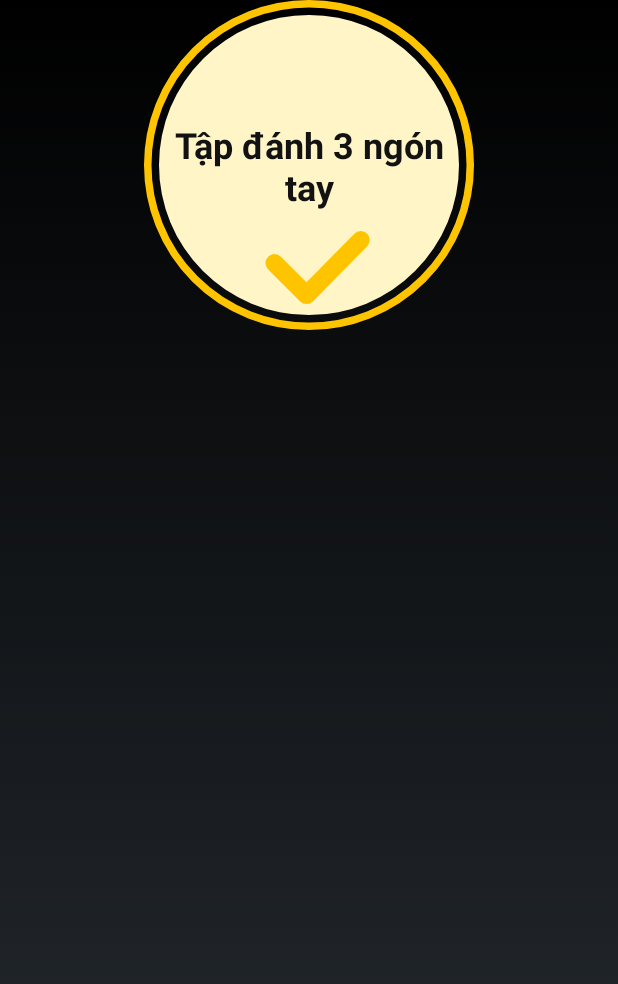
After one commit to VyNguyenXuan/PianoTutorial, an Android app: the layout item_course_detail.xml on its own in the app's theme, with its tools: preview values and no code run, on a phone screen of 412 x 824 dp. The commit adds this screen. Shown: the top 984 px of the screen. Run offline under Robolectric (Android 15) with nearby library versions, the phone set to English and light mode, and no system bars.

Commit message:
Update courseDetail

```diff
--- /dev/null
+++ b/app/src/main/res/drawable/vector_yellow_tick.xml
@@ -0,0 +1,13 @@
+<vector xmlns:android="http://schemas.android.com/apk/res/android"
+    android:width="80dp"
+    android:height="60dp"
+    android:viewportWidth="80"
+    android:viewportHeight="60">
+  <path
+      android:pathData="M11,27.344L32.371,48.714L68.5,12"
+      android:strokeLineJoin="round"
+      android:strokeWidth="12"
+      android:fillColor="#00000000"
+      android:strokeColor="#FFC400"
+      android:strokeLineCap="round"/>
+</vector>
--- a/app/src/main/res/layout/activity_playscreen.xml
+++ b/app/src/main/res/layout/activity_playscreen.xml
@@ -86,6 +86,7 @@
                     android:layout_height="wrap_content">
 
                 </androidx.constraintlayout.widget.ConstraintLayout>
+
                 <androidx.constraintlayout.widget.ConstraintLayout
                     android:id="@+id/speed1_layout"
                     android:layout_width="60dp"
@@ -210,9 +211,9 @@
             android:layout_height="40dp"
             android:layout_marginStart="16dp"
             android:layout_marginTop="12dp"
-            android:visibility="gone"
             android:background="@drawable/vector_icon_button"
             android:onClick="@{eventHandler.onPlayIconClick}"
+            android:visibility="gone"
             app:layout_constraintStart_toStartOf="parent"
             app:layout_constraintTop_toTopOf="parent">
 
@@ -231,12 +232,13 @@
         </androidx.constraintlayout.widget.ConstraintLayout>
 
         <androidx.constraintlayout.widget.ConstraintLayout
-            android:layout_marginStart="16dp"
             android:id="@+id/menu_icon"
             android:layout_width="40dp"
             android:layout_height="40dp"
+            android:layout_marginStart="16dp"
             android:layout_marginTop="12dp"
             android:background="@drawable/vector_icon_button"
+            android:onClick="@{eventHandler::navigateToCourseDetail}"
             app:layout_constraintStart_toEndOf="@id/play_icon"
             app:layout_constraintTop_toTopOf="parent">
 
--- /dev/null
+++ b/app/src/main/res/layout/item_course_detail.xml
@@ -0,0 +1,44 @@
+<?xml version="1.0" encoding="utf-8"?>
+<layout xmlns:android="http://schemas.android.com/apk/res/android"
+    xmlns:app="http://schemas.android.com/apk/res-auto">
+
+    <androidx.constraintlayout.widget.ConstraintLayout
+        android:layout_width="match_parent"
+        android:layout_height="wrap_content">
+
+        <androidx.constraintlayout.widget.ConstraintLayout
+            android:layout_width="220dp"
+            android:layout_height="220dp"
+            android:background="@drawable/vector_circle"
+            app:layout_constraintBottom_toBottomOf="parent"
+            app:layout_constraintEnd_toEndOf="parent"
+            app:layout_constraintStart_toStartOf="parent"
+            app:layout_constraintTop_toTopOf="parent">
+
+            <TextView
+                android:layout_width="wrap_content"
+                android:layout_height="wrap_content"
+                android:paddingHorizontal="16dp"
+                android:text="Tập đánh 3 ngón tay"
+                android:textAlignment="center"
+                android:textColor="@color/blackGrey"
+                android:textSize="24sp"
+                android:textStyle="bold"
+                app:layout_constraintBottom_toBottomOf="parent"
+                app:layout_constraintEnd_toEndOf="parent"
+                app:layout_constraintStart_toStartOf="parent"
+                app:layout_constraintTop_toTopOf="parent" />
+
+            <View
+                android:id="@+id/view2"
+                android:layout_width="80dp"
+                android:layout_height="60dp"
+                android:layout_marginStart="12dp"
+                android:layout_marginBottom="12dp"
+                android:background="@drawable/vector_yellow_tick"
+                app:layout_constraintBottom_toBottomOf="parent"
+                app:layout_constraintEnd_toEndOf="parent"
+                app:layout_constraintStart_toStartOf="parent" />
+        </androidx.constraintlayout.widget.ConstraintLayout>
+    </androidx.constraintlayout.widget.ConstraintLayout>
+</layout>
```
Also changed, not shown: app/src/main/AndroidManifest.xml (+16 -6 lines), app/src/main/java/com/example/pianotutorial/constants/adapters/course_detail/CourseDetailAdapter.java (added, +49 -0 lines), app/src/main/java/com/example/pianotutorial/features/course_detail/activities/CourseDetailActivity.java (added, +64 -0 lines), app/src/main/java/com/example/pianotutorial/features/course_detail/eventhandlers/CourseDetailEventHandler.java (added, +21 -0 lines), app/src/main/java/com/example/pianotutorial/features/playscreen/activities/PlayScreenActivity.java (+5 -5 lines), app/src/main/java/com/example/pianotutorial/features/playscreen/eventhandlers/PlayScreenEventHandler.java (+12 -0 lines), app/src/main/res/layout/activity_course_detail.xml (added, +37 -0 lines), app/src/main/res/layout/activity_navigation_bar.xml (+15 -11 lines), app/src/main/res/layout/fragment_course.xml (+3 -9 lines).
